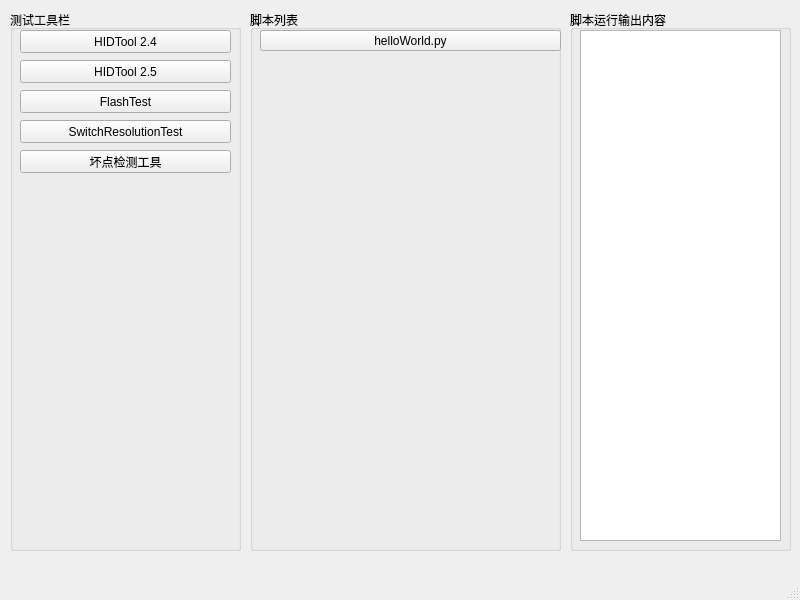
The window that Seevision/TEST_TOOL_BOX/SeevisionToolBox.ui (792607724/PyQt5Project) describes before a commit, drawn with Qt 5.
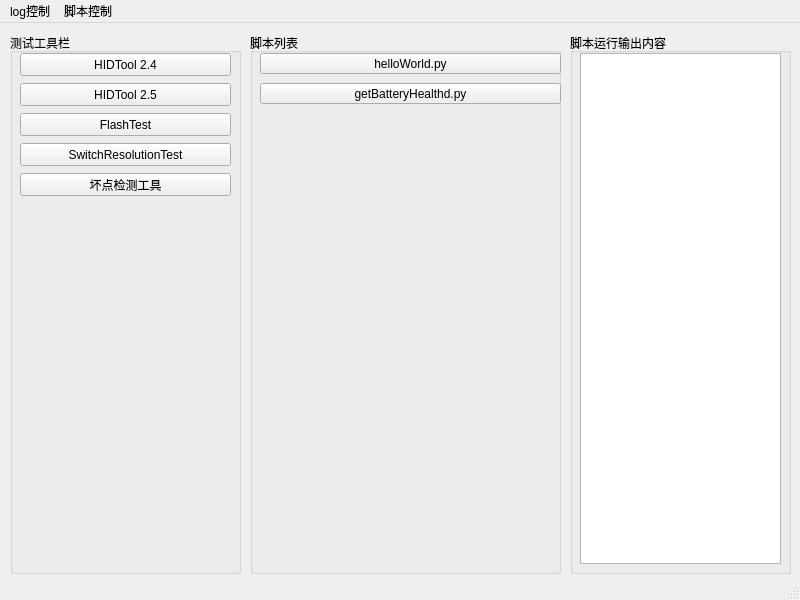
The same window after the commit. Icons and pictures are not drawn.

Commit message: Add explanation for bad point check pyqt5 tool

```diff
--- a/Seevision/TEST_TOOL_BOX/SeevisionToolBox.ui
+++ b/Seevision/TEST_TOOL_BOX/SeevisionToolBox.ui
@@ -181,6 +181,22 @@
       <string>helloWorld.py</string>
      </property>
     </widget>
+    <widget class="QPushButton" name="btn_Script_GetBetteryHealthd">
+     <property name="geometry">
+      <rect>
+       <x>10</x>
+       <y>50</y>
+       <width>301</width>
+       <height>21</height>
+      </rect>
+     </property>
+     <property name="toolTip">
+      <string>点击运行getBatteryHealthd.py脚本</string>
+     </property>
+     <property name="text">
+      <string>getBatteryHealthd.py</string>
+     </property>
+    </widget>
    </widget>
    <widget class="QGroupBox" name="groupBox_3">
     <property name="geometry">
@@ -215,6 +231,21 @@
      <height>23</height>
     </rect>
    </property>
+   <widget class="QMenu" name="menu_Log">
+    <property name="title">
+     <string>log控制</string>
+    </property>
+    <addaction name="menuItem_logClear"/>
+    <addaction name="menuItem_logDelete"/>
+   </widget>
+   <widget class="QMenu" name="menu">
+    <property name="title">
+     <string>脚本控制</string>
+    </property>
+    <addaction name="menuItem_stopScript"/>
+   </widget>
+   <addaction name="menu_Log"/>
+   <addaction name="menu"/>
   </widget>
   <widget class="QStatusBar" name="statusbar"/>
  </widget>
```
Left out of the diff: 15 changed lines with no effect on the pictures. The commit also changes 13 other files.
